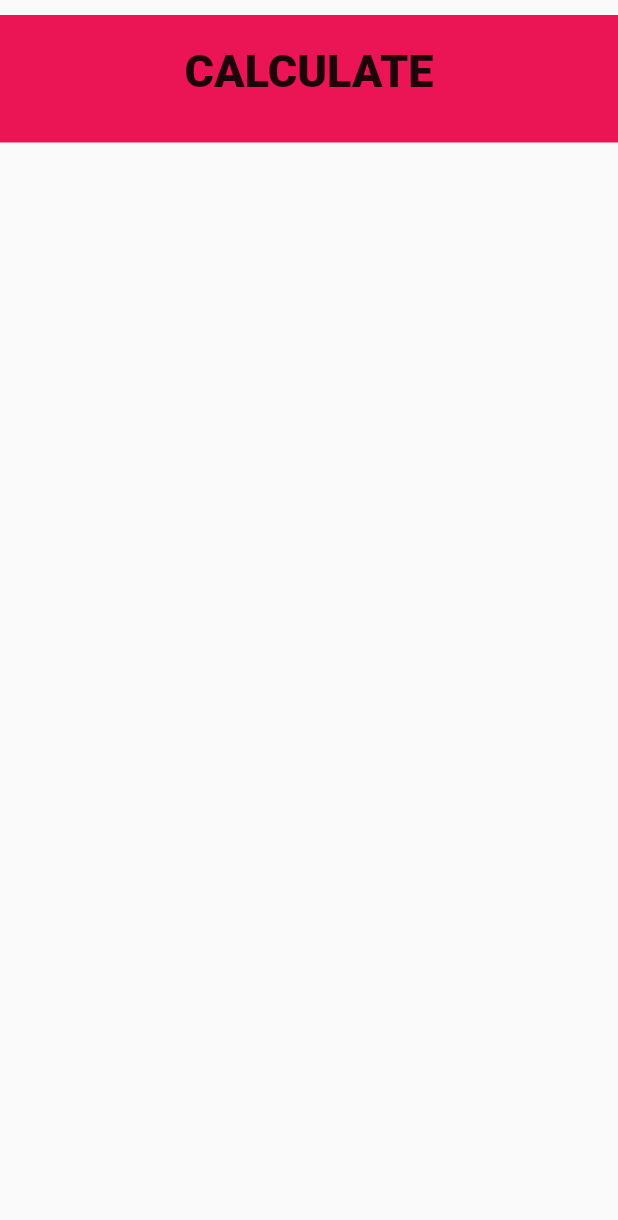
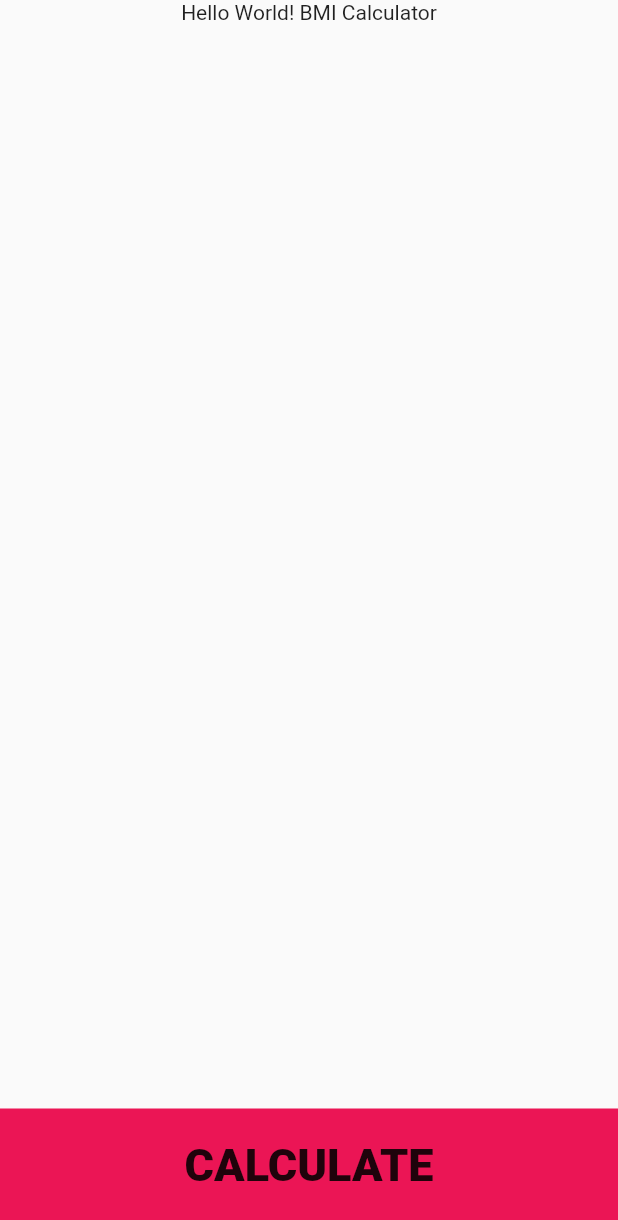
Before and after one commit to pkrenn/wia-bmi-calculator, a Flutter app: the screen it shows after launch, on a phone screen of 412 x 824 dp. Shown: the top 1220 px of the screen. Run offline on Flutter 3.47's test engine with Material 2 defaults, Android fonts, the phone set to English and light mode, and no system bars; our stand-ins replace font_awesome_flutter.

Commit message:
Changed calculate Button to pass fixed Values and added Hello World headline.

```diff
--- a/lib/screens/input_page.dart
+++ b/lib/screens/input_page.dart
@@ -18,10 +18,6 @@ class InputPage extends StatefulWidget {
 }
 
 class _InputPageState extends State<InputPage> {
-  Gender selectedGender;
-  int height = 180;
-  int weight = 60;
-  int age = 20;
 
   @override
   Widget build(BuildContext context) {
@@ -31,17 +27,18 @@ class _InputPageState extends State<InputPage> {
         mainAxisSize: MainAxisSize.max,
         mainAxisAlignment: MainAxisAlignment.spaceBetween,
         children: [
+          Center(
+              child: Text("Hello World! BMI Calculator")
+          ),
           BottomButton(
             onTap: () {
-              CalculatorBrain calc =
-                  CalculatorBrain(height: height, weight: weight);
               Navigator.push(
                 context,
                 MaterialPageRoute(
                   builder: (context) => ResultsPage(
-                    bmiResult: calc.calculateBMI(),
-                    interpretation: calc.getInterpretation(),
-                    resultText: calc.getResult(),
+                    bmiResult: "18.5",
+                    interpretation: "You have a normal body weight. Good job!",
+                    resultText: "Normal",
                   ),
                 ),
               );
```
